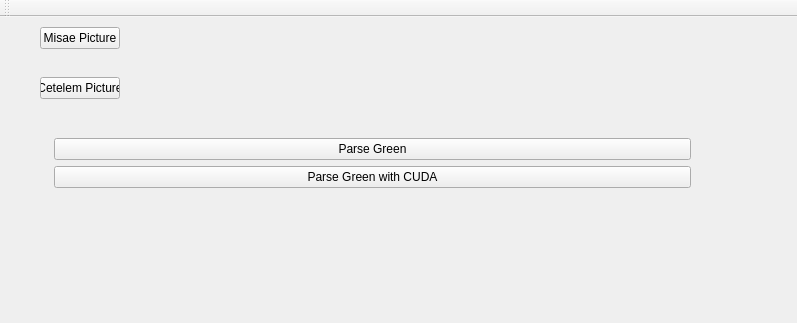
Before: the Qt Designer form mainwindow.ui in cdemasson/bilberryGreenExo, drawn with Qt 5; both pictures show x 0 to 797 and y 0 to 323 of the 1388 by 596 pixel window.
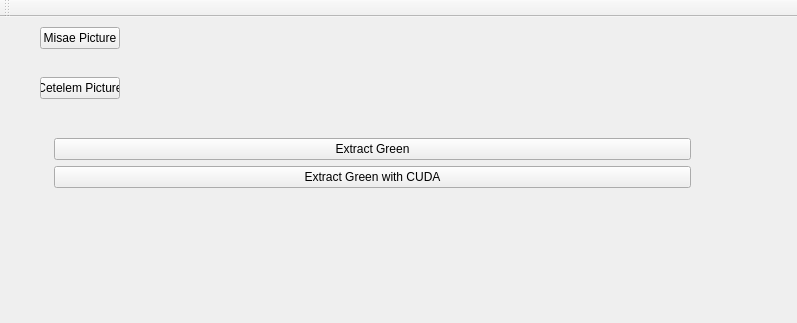
After: the same form once the commit is applied.

Commit message: build repository is added to the .gitignore

```diff
--- a/mainwindow.ui
+++ b/mainwindow.ui
@@ -45,14 +45,14 @@
        <item>
         <widget class="QPushButton" name="parseButton">
          <property name="text">
-          <string>Parse Green</string>
+          <string>Extract Green</string>
          </property>
         </widget>
        </item>
        <item>
         <widget class="QPushButton" name="cudaButton">
          <property name="text">
-          <string>Parse Green with CUDA</string>
+          <string>Extract Green with CUDA</string>
          </property>
         </widget>
        </item>
```
The commit also changes 2 other files.
